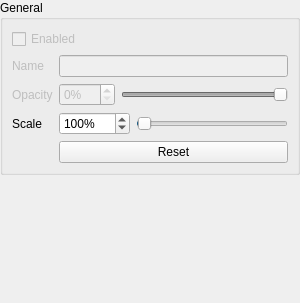
Old version of the form src/LayerWidget.ui in the repository ManiVaultStudio/ImageViewerPlugin.
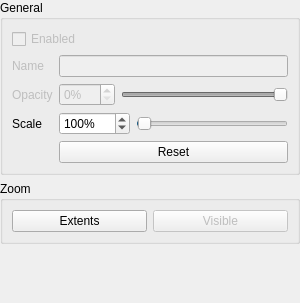
New version of the form. Custom widgets are drawn as their Qt base class.

Commit message: Implemented zoom to extents

```diff
--- a/src/LayerWidget.ui
+++ b/src/LayerWidget.ui
@@ -44,7 +44,7 @@
    <property name="bottomMargin">
     <number>0</number>
    </property>
-   <item row="1" column="0">
+   <item row="2" column="0">
     <widget class="QStackedWidget" name="settingsStackedWidget">
      <property name="currentIndex">
       <number>0</number>
@@ -303,7 +303,7 @@
      </layout>
     </widget>
    </item>
-   <item row="2" column="0">
+   <item row="3" column="0">
     <spacer name="bottomVerticalSpacer">
      <property name="orientation">
       <enum>Qt::Vertical</enum>
@@ -316,6 +316,41 @@
      </property>
     </spacer>
    </item>
+   <item row="1" column="0">
+    <widget class="QGroupBox" name="groupBox">
+     <property name="toolTip">
+      <string>Zoom options</string>
+     </property>
+     <property name="title">
+      <string>Zoom</string>
+     </property>
+     <layout class="QGridLayout" name="gridLayout_2">
+      <item row="0" column="0">
+       <widget class="QPushButton" name="zoomExtentsPushButton">
+        <property name="toolTip">
+         <string>Zoom to the extents of layer</string>
+        </property>
+        <property name="text">
+         <string>Extents</string>
+        </property>
+       </widget>
+      </item>
+      <item row="0" column="1">
+       <widget class="QPushButton" name="zoomVisiblePushButton">
+        <property name="enabled">
+         <bool>false</bool>
+        </property>
+        <property name="toolTip">
+         <string>Zoom to the visible portion of the layer</string>
+        </property>
+        <property name="text">
+         <string>Visible</string>
+        </property>
+       </widget>
+      </item>
+     </layout>
+    </widget>
+   </item>
   </layout>
  </widget>
  <customwidgets>
```
Left out of the diff: 211 changed lines with no effect on the pictures. The commit also changes 10 other files.
